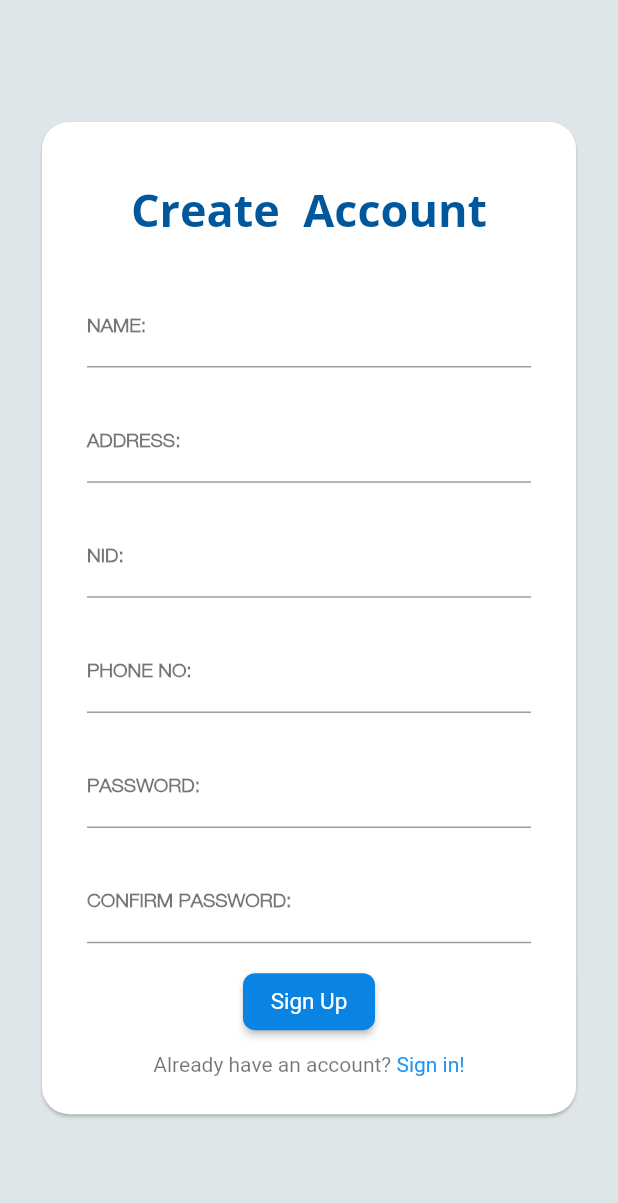
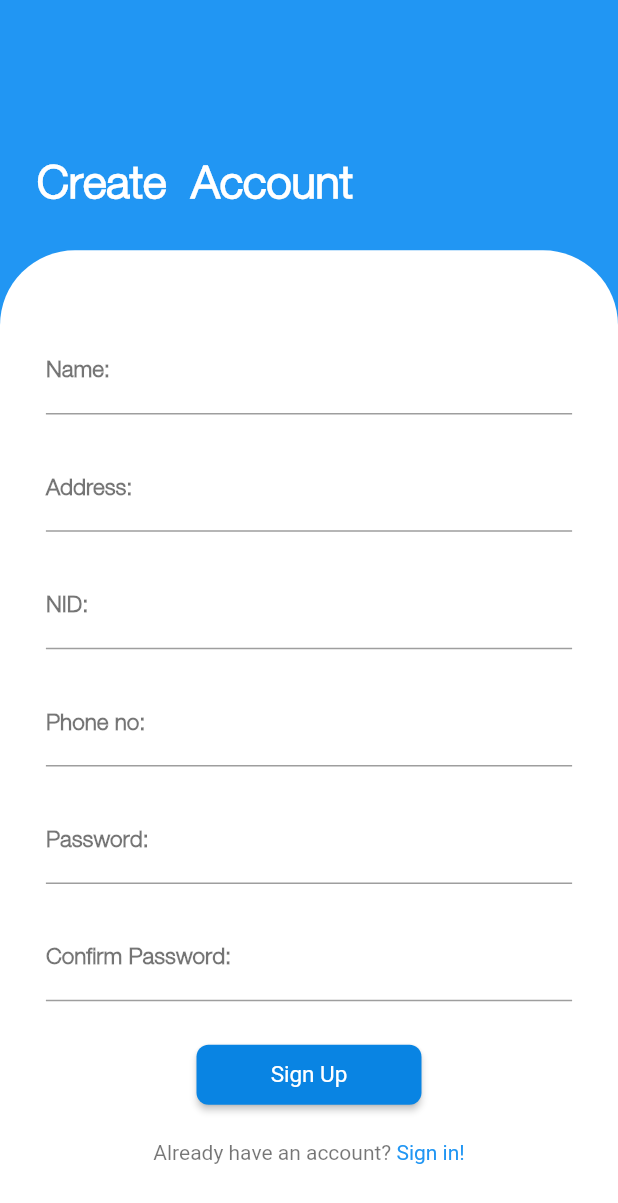
Before and after one commit to Geek-a-Byte/Foodonation, a Flutter app: the SignUp screen opened by its route, on a phone screen of 412 x 824 dp. Shown: the top 1203 px of the screen. Run offline on Flutter 3.47's test engine with Material 2 defaults, Android fonts, the phone set to English and light mode, and no system bars; our stand-ins replace google_fonts, shared_preferences; missing offline and left inert: flutter_awesome_alert_box; accounts and stored records are empty; Roboto replaces fonts that are missing (Avenir).

Commit message:
Update SignUp.dart

```diff
--- a/Foodonation/lib/SignUp.dart
+++ b/Foodonation/lib/SignUp.dart
@@ -50,14 +50,46 @@ class _SignUpState extends State<SignUp> {
 
   @override
   Widget build(BuildContext context) {
+    Size devSize = MediaQuery.of(context).size; //Gets device dimension
+
     return Scaffold(
       body: Container(
-        color: Color(0xffdfe6e9),
+        //color: Color(0xffdfe6e9),
+        color: Colors.blue,
+        height: MediaQuery.of(context).size.height,
         child: Center(
+          child: Container(
+            height: MediaQuery.of(context).size.height,
+            child: Column(
+              crossAxisAlignment: CrossAxisAlignment.start,
+              children: [
+                //Create account
+                Padding(
+                  padding: EdgeInsets.only(
+                    top: devSize.height * .125,
+                    left: devSize.width * .06,
+                  ),
+                  child: Text(
+                    "Create  Account",
+                    style: TextStyle(
+                      fontSize: 30,
+                      color: Colors.white,
+                      fontFamily: 'HelveticaNeue',
+                      fontWeight: FontWeight.w700,
+                      //wordSpacing: 10,
+                    ),
+                  ),
+                ),
+
+                Expanded(
                   child: Card(
-            margin: EdgeInsets.all(28.0),
+                    elevation: 0,
+                    margin: EdgeInsets.only(top: devSize.height * .035),
                     shape: RoundedRectangleBorder(
-              borderRadius: BorderRadius.circular(18.0),
+                      borderRadius: BorderRadius.only(
+                        topLeft: Radius.circular(50),
+                        topRight: Radius.circular(50),
+                      ),
                     ),
 
                     //color: Color(hashCode),
@@ -69,27 +101,17 @@ class _SignUpState extends State<SignUp> {
                     color: Colors.white,
 
                     child: Padding(
-              padding: const EdgeInsets.all(20.0),
+                      padding: EdgeInsets.symmetric(
+                        horizontal: MediaQuery.of(context).size.width * 0.05,
+                      ),
                       child: SingleChildScrollView(
                         child: Column(
                           mainAxisSize: MainAxisSize.min,
                           mainAxisAlignment: MainAxisAlignment.center,
                           children: <Widget>[
-                    //Create account
-                    Padding(
-                      padding: const EdgeInsets.symmetric(vertical: 18.0),
-                      child: Text("Create  Account",
-                          style: GoogleFonts.openSans(
-                            textStyle: TextStyle(
-                              fontSize: 30,
-                              color: Colors.lightBlue[900],
-                              fontFamily: 'Avenir',
-                              fontWeight: FontWeight.w700,
-                              //wordSpacing: 10,
+                            SizedBox(
+                              height: MediaQuery.of(context).size.height * 0.05,
                             ),
-                          )),
-                    ),
-
                             Padding(
                               padding: const EdgeInsets.all(10.0),
                               child: TextFormField(
@@ -98,10 +120,10 @@ class _SignUpState extends State<SignUp> {
                                 ),
                                 controller: nameController,
                                 decoration: InputDecoration(
-                          labelText: "Name:".toUpperCase(),
+                                  labelText: "Name:",
 
                                   labelStyle: TextStyle(
-                            fontSize: 13,
+                                    fontSize: 15,
                                     color: Colors.black54,
                                     fontFamily: 'HelveticaNeue',
                                     fontWeight: FontWeight.w700,
@@ -135,10 +157,10 @@ class _SignUpState extends State<SignUp> {
                                 ),
                                 controller: AddController,
                                 decoration: InputDecoration(
-                          labelText: "Address:".toUpperCase(),
+                                  labelText: "Address:",
 
                                   labelStyle: TextStyle(
-                              fontSize: 13,
+                                      fontSize: 15,
                                       fontFamily: 'HelveticaNeue',
                                       fontWeight: FontWeight.w700,
                                       color: Colors.black54),
@@ -174,10 +196,10 @@ class _SignUpState extends State<SignUp> {
                                 ),
                                 controller: nidController,
                                 decoration: InputDecoration(
-                          labelText: "NID:".toUpperCase(),
+                                  labelText: "NID:",
 
                                   labelStyle: TextStyle(
-                              fontSize: 13,
+                                      fontSize: 15,
                                       fontFamily: 'HelveticaNeue',
                                       fontWeight: FontWeight.w700,
                                       color: Colors.black54),
@@ -215,10 +237,10 @@ class _SignUpState extends State<SignUp> {
                                 ),
                                 controller: contactController,
                                 decoration: InputDecoration(
-                          labelText: "Phone no:".toUpperCase(),
+                                  labelText: "Phone no:",
 
                                   labelStyle: TextStyle(
-                              fontSize: 13,
+                                      fontSize: 15,
                                       fontFamily: 'HelveticaNeue',
                                       fontWeight: FontWeight.w700,
                                       color: Colors.black54),
@@ -252,14 +274,14 @@ class _SignUpState extends State<SignUp> {
                                 controller: passwordcontroller,
                                 obscureText: true,
                                 decoration: InputDecoration(
-                          labelText: "Password:".toUpperCase(),
+                                  labelText: "Password:",
 
                                   hintText: "*********",
 
                                   labelStyle: TextStyle(
                                       fontFamily: 'HelveticaNeue',
                                       fontWeight: FontWeight.w700,
-                              fontSize: 13,
+                                      fontSize: 15,
                                       color: Colors.black54),
 
                                   enabledBorder: new UnderlineInputBorder(
@@ -282,14 +304,14 @@ class _SignUpState extends State<SignUp> {
                                 controller: confirmpasswordcontroller,
                                 obscureText: true,
                                 decoration: InputDecoration(
-                          labelText: "Confirm Password:".toUpperCase(),
+                                  labelText: "Confirm Password:",
 
                                   hintText: "*********",
 
                                   labelStyle: TextStyle(
                                       fontFamily: 'HelveticaNeue',
                                       fontWeight: FontWeight.w700,
-                              fontSize: 13,
+                                      fontSize: 15,
                                       color: Colors.black54),
 
                                   enabledBorder: new UnderlineInputBorder(
@@ -311,13 +333,14 @@ class _SignUpState extends State<SignUp> {
                               mainAxisAlignment: MainAxisAlignment.spaceEvenly,
                               children: <Widget>[
                                 Padding(
-                          padding: const EdgeInsets.all(5.0),
+                                  padding: const EdgeInsets.all(15.0),
                                   child: ButtonTheme(
-                            minWidth: 88,
-                            height: 38,
+                                    minWidth: 150,
+                                    height: 40,
                                     child: RaisedButton(
                                       shape: RoundedRectangleBorder(
-                                borderRadius: BorderRadius.circular(8.0),
+                                        borderRadius:
+                                            BorderRadius.circular(8.0),
                                       ),
                                       color: Color(0xff0984e3),
                                       child: Row(
@@ -347,14 +370,16 @@ class _SignUpState extends State<SignUp> {
                                   children: [
                                     new TextSpan(
                                       text: "Already have an account? ",
-                              style: new TextStyle(color: Colors.black54),
+                                      style:
+                                          new TextStyle(color: Colors.black54),
                                     ),
                                     new TextSpan(
                                       text: 'Sign in!',
                                       style: new TextStyle(color: Colors.blue),
                                       recognizer: new TapGestureRecognizer()
                                         ..onTap = () {
-                                  Navigator.pushNamed(context, '/signin');
+                                          Navigator.pushNamed(
+                                              context, '/signin');
                                         },
                                     ),
                                   ],
@@ -367,6 +392,10 @@ class _SignUpState extends State<SignUp> {
                     ),
                   ),
                 ),
+              ],
+            ),
+          ),
+        ),
       ),
     );
   }
```
Lines whose indentation alone changed are shown as unchanged.
